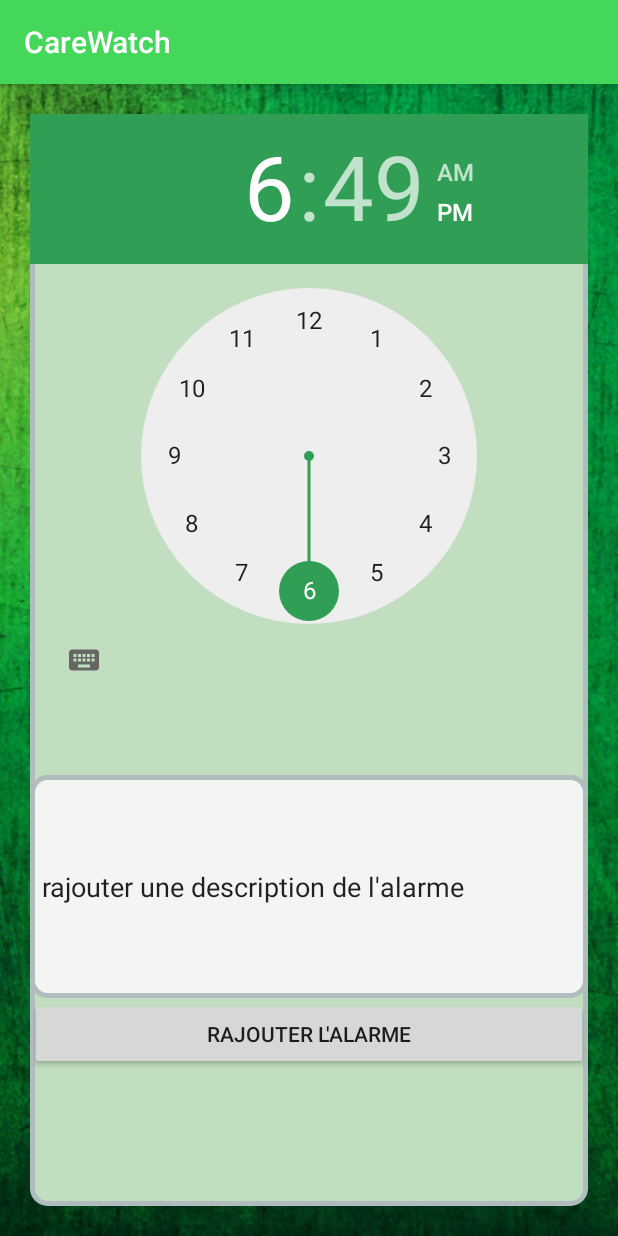
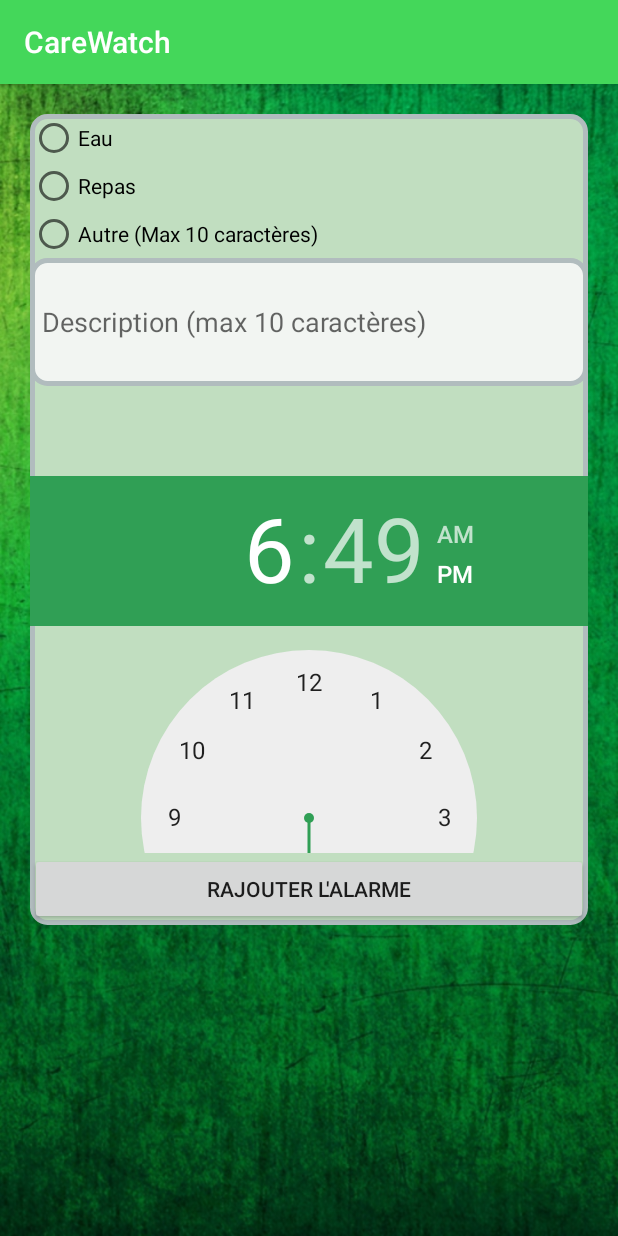
Before and after one commit to akiwi/ProjetIntegrationE, an Android app: the AlarmeActivity screen opened directly, with no data from a screen before it, on a phone screen of 412 x 824 dp. Run offline under Robolectric (Android 15) with nearby library versions, the phone set to English and light mode, and no system bars; 1 statement that could not run was skipped.

Commit message:
Application : RadioButton + max 10 char autre
Ajout des radio button pour l'alarme

```diff
--- a/Application/CareWatch/app/src/main/java/be/ephec/groupe3/carewatch/DateChange/AlarmeActivity.java
+++ b/Application/CareWatch/app/src/main/java/be/ephec/groupe3/carewatch/DateChange/AlarmeActivity.java
@@ -7,6 +7,7 @@ import android.util.Log;
 import android.view.View;
 import android.widget.Button;
 import android.widget.EditText;
+import android.widget.RadioButton;
 import android.widget.TimePicker;
 import android.widget.Toast;
 
@@ -19,10 +20,13 @@ import be.ephec.groupe3.carewatch.Task.TaskConnect;
 public class AlarmeActivity extends AppCompatActivity implements View.OnClickListener, TaskConnect.CustomConnexion {
     private String descriptionAlarme;
     private Button ajouterAlarme;
+    private RadioButton rbEau;
+    private RadioButton rbRepas;
+    private RadioButton rbAutre;
     private EditText etDescAlarm;
     private int port;
     private TimePicker alarm;
-    private final String URL_SET_ALARM = "http://192.168.1.44:12450/projetintegration/setAlarm.php?";
+    private final String URL_SET_ALARM = "http://192.168.0.16/projetintegration/setAlarm.php?";
 
     @Override
     protected void onCreate(Bundle savedInstanceState) {
@@ -35,15 +39,29 @@ public class AlarmeActivity extends AppCompatActivity implements View.OnClickLis
 
         alarm = (TimePicker) findViewById(R.id.timePicker);
         ajouterAlarme = (Button) findViewById(R.id.btnSendAlarme);
+        rbEau = (RadioButton) findViewById(R.id.rb_eau);
+        rbRepas = (RadioButton) findViewById(R.id.rb_repas);
+        rbAutre = (RadioButton) findViewById(R.id.rb_autre);
         etDescAlarm = (EditText) findViewById(R.id.descrAlarme);
+        etDescAlarm.setEnabled(false);
         ajouterAlarme.setOnClickListener(this);
+
     }
 
     @Override
     public void onClick(View v) {
         int heure = alarm.getCurrentHour();
         int minute = alarm.getCurrentMinute();
-        descriptionAlarme = etDescAlarm.getText().toString();
+        if(rbEau.isChecked()){
+            descriptionAlarme = rbEau.getText().toString();
+        }
+        else if(rbRepas.isChecked()){
+            descriptionAlarme = rbRepas.getText().toString();
+        }
+        else{
+            descriptionAlarme = etDescAlarm.getText().toString();
+        }
+
         Toast.makeText(this,heure+":"+minute+" sur le port : "+port+" note : "+descriptionAlarme,Toast.LENGTH_SHORT).show();
         ContentValues cv = new ContentValues();
         cv.put("url",URL_SET_ALARM);
@@ -72,4 +90,34 @@ public class AlarmeActivity extends AppCompatActivity implements View.OnClickLis
             Toast.makeText(this,"alarme ajoutée",Toast.LENGTH_SHORT).show();
         }
     }
+
+    public void onRadioButtonClicked(View v){
+        boolean checked = ((RadioButton) v).isChecked();
+
+        switch (v.getId()){
+            case R.id.rb_eau: {
+                if(checked){
+                    //Toast.makeText(this,"Eau coché",Toast.LENGTH_SHORT).show();
+                    etDescAlarm.setEnabled(false);
+                    etDescAlarm.setText("");
+                }
+                break;
+            }
+            case R.id.rb_repas: {
+                if(checked){
+                    //Toast.makeText(this,"Repas coché",Toast.LENGTH_SHORT).show();
+                    etDescAlarm.setEnabled(false);
+                    etDescAlarm.setText("");
+                }
+                break;
+            }
+            case R.id.rb_autre: {
+                if(checked){
+                    //Toast.makeText(this,"Autre coché",Toast.LENGTH_SHORT).show();
+                    etDescAlarm.setEnabled(true);
+                }
+                break;
+            }
+        }
+    }
 }
--- a/Application/CareWatch/app/src/main/java/be/ephec/groupe3/carewatch/DetailActivity.java
+++ b/Application/CareWatch/app/src/main/java/be/ephec/groupe3/carewatch/DetailActivity.java
@@ -41,7 +41,7 @@ public class DetailActivity extends Activity implements  TaskConnect.CustomConne
     private String prenom;
     private String note;
     private int estPre, port;
-    private final String URL_CONNEXION = "http://192.168.1.44:12450/projetintegration/connexion.php?";
+    private final String URL_CONNEXION = "http://192.168.0.16/projetintegration/connexion.php?";
 
 
     protected void onCreate(Bundle savedInstanceState) {
--- a/Application/CareWatch/app/src/main/res/layout/insert_time.xml
+++ b/Application/CareWatch/app/src/main/res/layout/insert_time.xml
@@ -4,8 +4,12 @@
     android:layout_width="match_parent"
     android:layout_height="match_parent"
     android:background="@drawable/backprim"
-    android:orientation="vertical">
+    android:orientation="vertical"
+    android:scrollbars="vertical">
 
+    <ScrollView
+        android:layout_width="match_parent"
+        android:layout_height="match_parent">
     <LinearLayout
         android:layout_margin="20dp"
         android:background="@drawable/round_corner_layout"
@@ -14,13 +18,33 @@
         android:layout_height="match_parent"
         android:weightSum="1">
 
-        <TimePicker
+        <RadioGroup
+            android:layout_width="fill_parent"
+            android:layout_height="241dp"
+            android:orientation="vertical"
+            android:weightSum="1">
+
+            <RadioButton
+                android:text="Eau"
                 android:layout_width="match_parent"
                 android:layout_height="wrap_content"
-            android:id="@+id/timePicker"
-            android:layout_weight="0.21"
-            android:headerBackground="?attr/actionModeSplitBackground"
-            android:numbersSelectorColor="?attr/actionModeSplitBackground" />
+                android:id="@+id/rb_eau"
+                android:onClick="onRadioButtonClicked"/>
+
+            <RadioButton
+                android:text="Repas"
+                android:layout_width="match_parent"
+                android:layout_height="wrap_content"
+                android:id="@+id/rb_repas"
+                android:elevation="0dp"
+                android:onClick="onRadioButtonClicked"/>
+
+            <RadioButton
+                android:text="Autre (Max 10 caractères)"
+                android:layout_width="match_parent"
+                android:layout_height="wrap_content"
+                android:id="@+id/rb_autre"
+                android:onClick="onRadioButtonClicked"/>
 
             <EditText
                 android:padding="8dp"
@@ -28,10 +52,19 @@
                 android:layout_width="match_parent"
                 android:layout_height="wrap_content"
                 android:inputType="textMultiLine"
-            android:text="rajouter une description de l'alarme"
+                android:hint="Description (max 10 caractères)"
+                android:maxLength="10"
                 android:ems="10"
                 android:id="@+id/descrAlarme"
                 android:layout_weight="0.43" />
+        </RadioGroup>
+
+        <TimePicker
+            android:layout_width="match_parent"
+            android:layout_height="251dp"
+            android:id="@+id/timePicker"
+            android:headerBackground="?attr/actionModeSplitBackground"
+            android:numbersSelectorColor="?attr/actionModeSplitBackground" />
 
         <Button
             android:text="rajouter l'alarme"
@@ -39,4 +72,5 @@
             android:layout_height="wrap_content"
             android:id="@+id/btnSendAlarme" />
     </LinearLayout>
+    </ScrollView>
 </LinearLayout>
--- a/Application/CareWatch/build.gradle
+++ b/Application/CareWatch/build.gradle
@@ -5,7 +5,7 @@ buildscript {
         jcenter()
     }
     dependencies {
-        classpath 'com.android.tools.build:gradle:2.2.0'
+        classpath 'com.android.tools.build:gradle:2.2.2'
 
         // NOTE: Do not place your application dependencies here; they belong
         // in the individual module build.gradle files
```
Also changed, not shown: Application/CareWatch/app/src/main/java/be/ephec/groupe3/carewatch/MainActivity.java (+17 -15 lines). Lines whose indentation alone changed are shown as unchanged.
